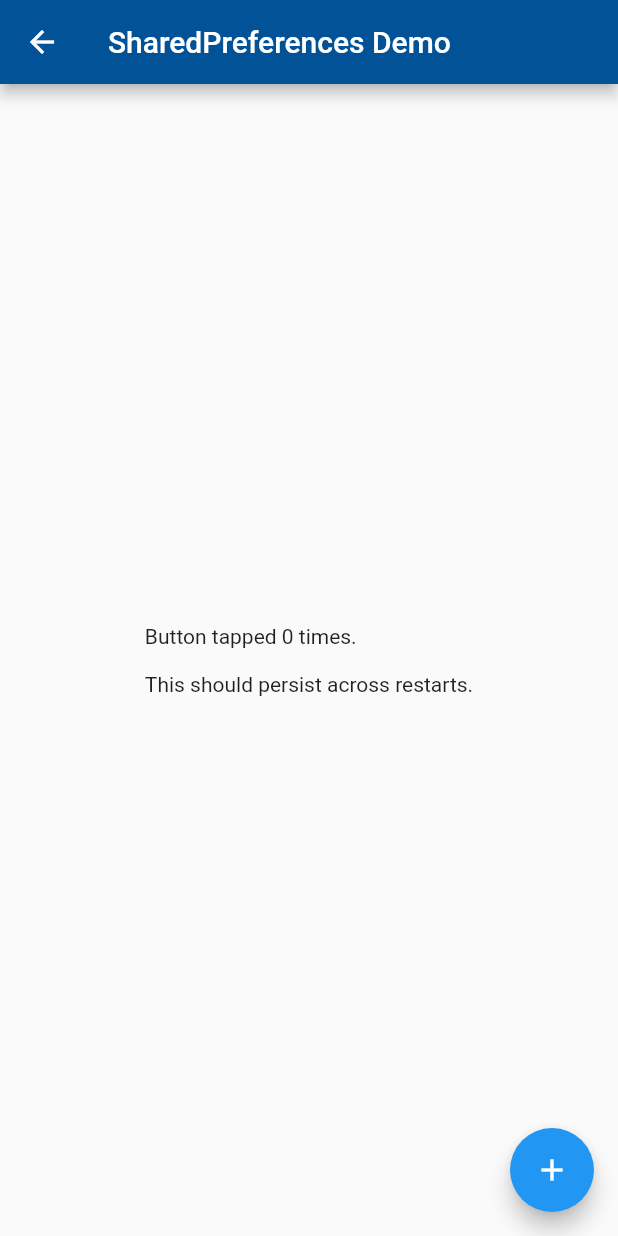
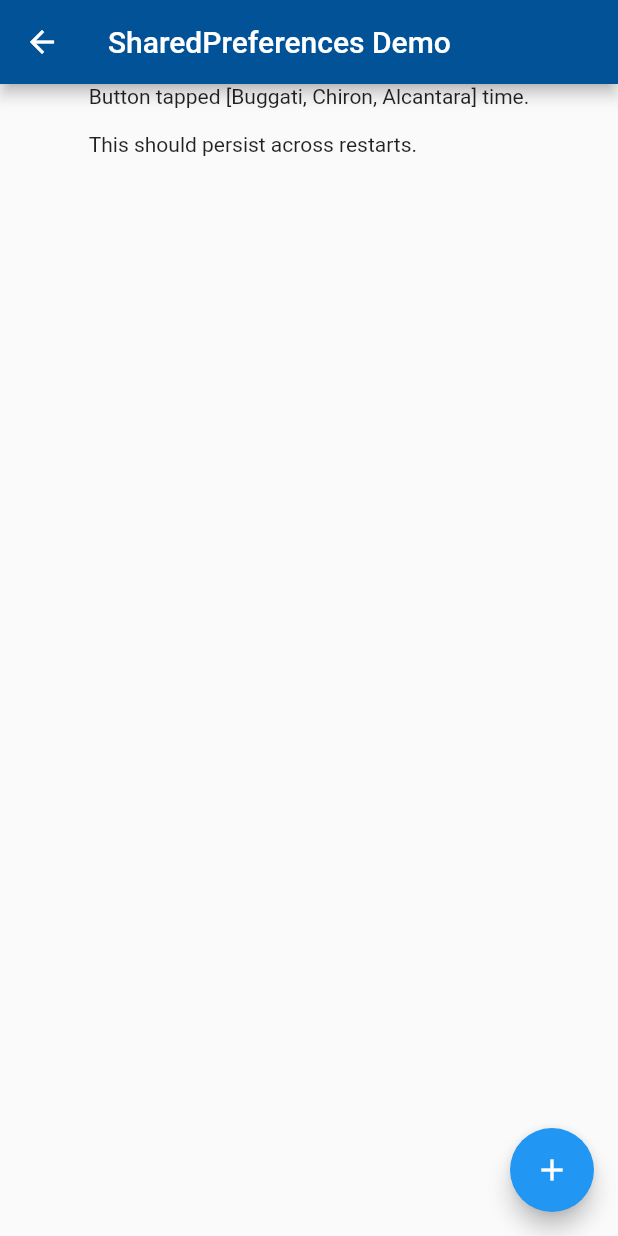
Before and after one commit to MarioCastellanos/ExpressCarCleaningCo, a Flutter app: the SharedPreferencesDemo screen opened directly, on a phone screen of 412 x 824 dp. Run offline on Flutter 3.47's test engine with Material 2 defaults, Android fonts, the light colour scheme and no system bars; our stand-ins replace animated_text_kit, cloud_firestore, firebase_auth, firebase_core, font_awesome_flutter, shared_preferences and 1 more; accounts and stored records are empty.

Commit message:
Modified shared preferences to work with a list of strings

```diff
--- a/lib/main.dart
+++ b/lib/main.dart
@@ -6,6 +6,7 @@
 import 'package:cta_auto_detail/screens/resetPassword.dart';
 import 'package:cta_auto_detail/screens/scheduleCarWash.dart';
 import 'package:cta_auto_detail/screens/servicesOffered.dart';
+import 'package:cta_auto_detail/screens/sharedPreferences.dart';
 import 'package:cta_auto_detail/screens/welcomeScreen.dart';
 import 'package:flutter/material.dart';
 import 'package:provider/provider.dart';
@@ -119,6 +120,7 @@
           SignUp.id: (context) => SignUp(),
           HomeScreen.id: (context) => HomeScreen(),
           LaunchScreen.id: (context) => LaunchScreen(),
+          SharedPreferencesDemo.id: (context) => SharedPreferencesDemo(),
           PopUpCard.id: (context) => PopUpCard(),
           WelcomeScreen.id: (context) => WelcomeScreen(),
           ResetPasswordScreen.id: (context) => ResetPasswordScreen(),
--- a/lib/models/SocialMediaIcons.dart
+++ b/lib/models/SocialMediaIcons.dart
@@ -48,6 +48,7 @@
     return GestureDetector(
       onTap: () {
         print('icon tapped');
+        Navigator.pushNamed(context, SharedPreferencesDemo.id);
       },
       child: Container(
         padding: EdgeInsets.all(10),
--- a/lib/screens/home.dart
+++ b/lib/screens/home.dart
@@ -11,6 +11,9 @@
 
 /// Home Screen
 ///
+///
+/// TODO: Add shared preferences so that users car list will be saved to phone
+/// TODO : Extract data and use it to pass around the car list.
 
 class HomeScreen extends StatefulWidget {
   static const String id = 'homeScreen';
--- a/lib/screens/servicesOffered.dart
+++ b/lib/screens/servicesOffered.dart
@@ -5,8 +5,6 @@
 
 class ServicesOffered extends StatelessWidget {
   static const String id = 'Services Offered';
-
-  /// TODO: Make scrollbar visible at all times to make ui more user friendly
 
   final ScrollController _diamondScrollController = ScrollController();
   final ScrollController _sapphireScrollController = ScrollController();
--- a/lib/screens/sharedPreferences.dart
+++ b/lib/screens/sharedPreferences.dart
@@ -1,9 +1,10 @@
 import 'dart:async';
+import 'package:flutter/cupertino.dart';
 import 'package:flutter/material.dart';
 import 'package:shared_preferences/shared_preferences.dart';
 
 class SharedPreferencesDemo extends StatefulWidget {
-  SharedPreferencesDemo({Key key}) : super(key: key);
+  static const id = 'SharedPreferencesDemo';
 
   @override
   SharedPreferencesDemoState createState() => SharedPreferencesDemoState();
@@ -11,24 +12,27 @@
 
 class SharedPreferencesDemoState extends State<SharedPreferencesDemo> {
   Future<SharedPreferences> _prefs = SharedPreferences.getInstance();
-  Future<int> _counter;
+  Future<List<String>> _carsList;
+  List<String> carsList = ['Buggati', 'Chiron', 'Alcantara'];
 
   Future<void> _incrementCounter() async {
     final SharedPreferences prefs = await _prefs;
-    final int counter = (prefs.getInt('counter') ?? 0) + 1;
-
+    carsList.add('hello');
     setState(() {
-      _counter = prefs.setInt("counter", counter).then((bool success) {
-        return counter;
+      _carsList =
+          prefs.setStringList("carsList", carsList).then((bool success) {
+        return carsList;
       });
     });
+    final List<String> farsList = (prefs.getStringList('carsList'));
+    print('carsList $farsList');
   }
 
   @override
   void initState() {
     super.initState();
-    _counter = _prefs.then((SharedPreferences prefs) {
-      return (prefs.getInt('counter') ?? 0);
+    _carsList = _prefs.then((SharedPreferences prefs) {
+      return (prefs.getStringList('carsList') ?? carsList);
     });
   }
 
@@ -38,10 +42,13 @@
       appBar: AppBar(
         title: const Text("SharedPreferences Demo"),
       ),
-      body: Center(
-          child: FutureBuilder<int>(
-              future: _counter,
-              builder: (BuildContext context, AsyncSnapshot<int> snapshot) {
+      body: Column(
+        children: [
+          Center(
+            child: FutureBuilder<List<String>>(
+              future: _carsList,
+              builder:
+                  (BuildContext context, AsyncSnapshot<List<String>> snapshot) {
                 switch (snapshot.connectionState) {
                   case ConnectionState.waiting:
                     return const CircularProgressIndicator();
@@ -50,12 +57,16 @@
                       return Text('Error: ${snapshot.error}');
                     } else {
                       return Text(
-                        'Button tapped ${snapshot.data} time${snapshot.data == 1 ? '' : 's'}.\n\n'
+                        'Button tapped ${snapshot.data} time.\n\n'
                         'This should persist across restarts.',
                       );
                     }
                 }
-              })),
+              },
+            ),
+          ),
+        ],
+      ),
       floatingActionButton: FloatingActionButton(
         onPressed: _incrementCounter,
         tooltip: 'Increment',
```
Also changed, not shown: 1 other file.
